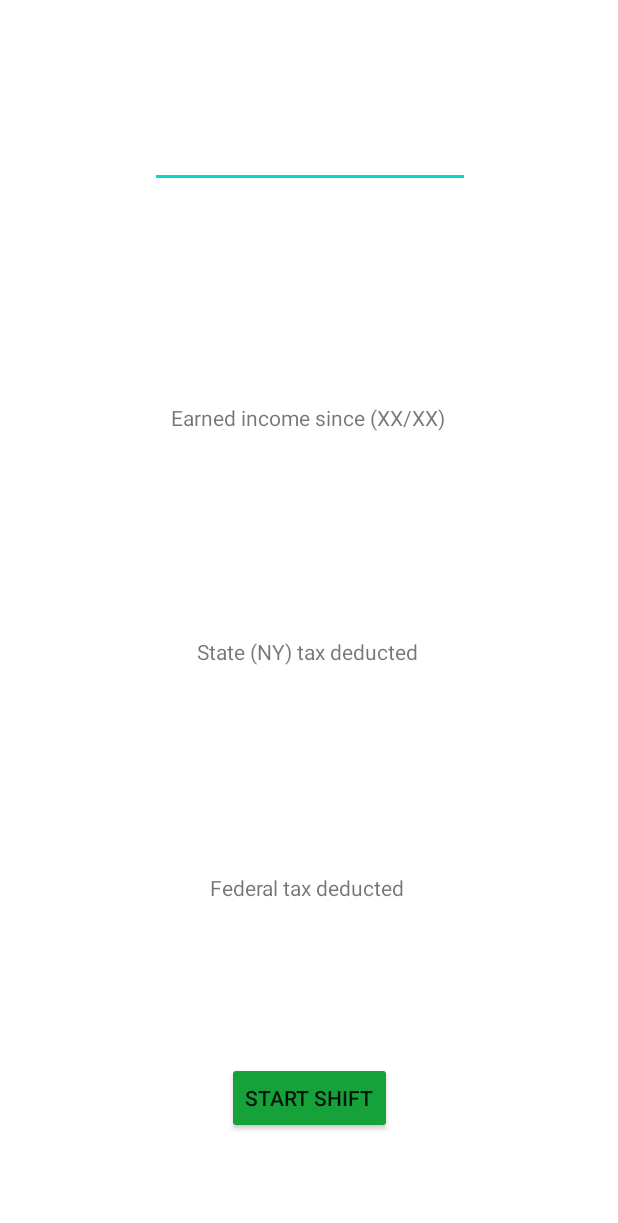
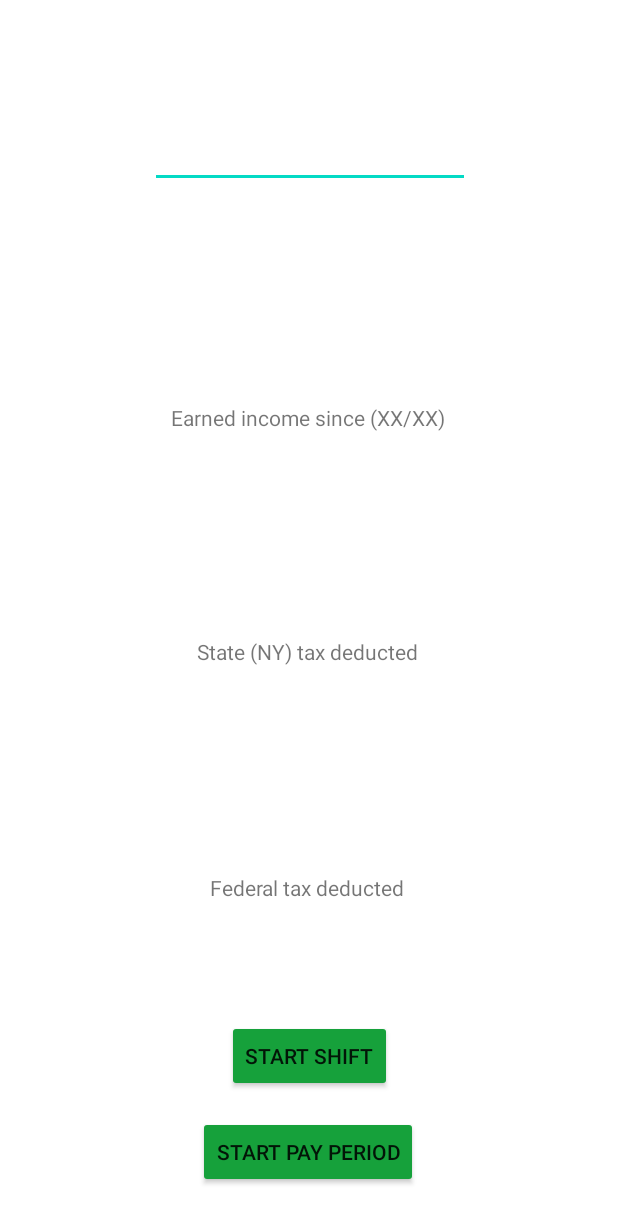
Before and after one commit to jaw12346/Greens, an Android app: the screen it shows after launch (MainActivity), on a phone screen of 412 x 824 dp. Shown: the top 1223 px of the screen. Run offline under Robolectric (Android 15) with nearby library versions, the phone set to English and light mode, and no system bars.

Commit message:
Added pay period button

```diff
--- a/App/app/src/main/res/layout/activity_main.xml
+++ b/App/app/src/main/res/layout/activity_main.xml
@@ -58,13 +58,23 @@
         android:id="@+id/shift_button"
         android:layout_width="wrap_content"
         android:layout_height="wrap_content"
-        android:layout_marginBottom="68dp"
+        android:layout_marginBottom="96dp"
+        android:backgroundTint="#16a13b"
         android:text="@string/start_shift"
         app:layout_constraintBottom_toBottomOf="parent"
         app:layout_constraintEnd_toEndOf="parent"
-        app:layout_constraintHorizontal_bias="0.5"
-        app:layout_constraintStart_toStartOf="parent"
+        app:layout_constraintStart_toStartOf="parent" />
+
+    <Button
+        android:id="@+id/pay_period_button"
+        android:layout_width="wrap_content"
+        android:layout_height="wrap_content"
+        android:layout_marginBottom="32dp"
         android:backgroundTint="#16a13b"
-        />
+        android:text="@string/start_pay_period"
+        app:layout_constraintBottom_toBottomOf="parent"
+        app:layout_constraintEnd_toEndOf="parent"
+        app:layout_constraintHorizontal_bias="0.497"
+        app:layout_constraintStart_toStartOf="parent" />
 
 </androidx.constraintlayout.widget.ConstraintLayout>
--- a/App/app/src/main/res/values/strings.xml
+++ b/App/app/src/main/res/values/strings.xml
@@ -2,4 +2,6 @@
     <string name="app_name">Greens</string>
     <string name="start_shift">START SHIFT</string>
     <string name="end_shift">END SHIFT</string>
+    <string name="start_pay_period">START PAY PERIOD</string>
+    <string name="end_pay_period">END PAY PERIOD</string>
 </resources>
```
Also changed, not shown: App/app/src/main/java/com/example/greens/MainActivity.kt (+30 -1 lines).
